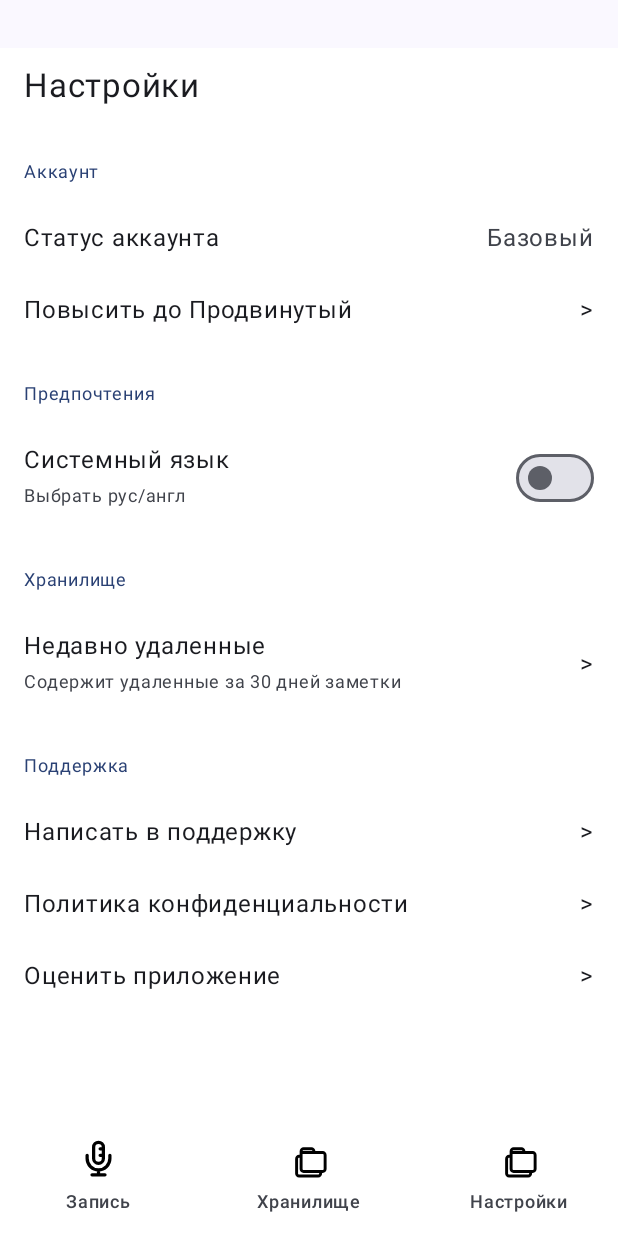
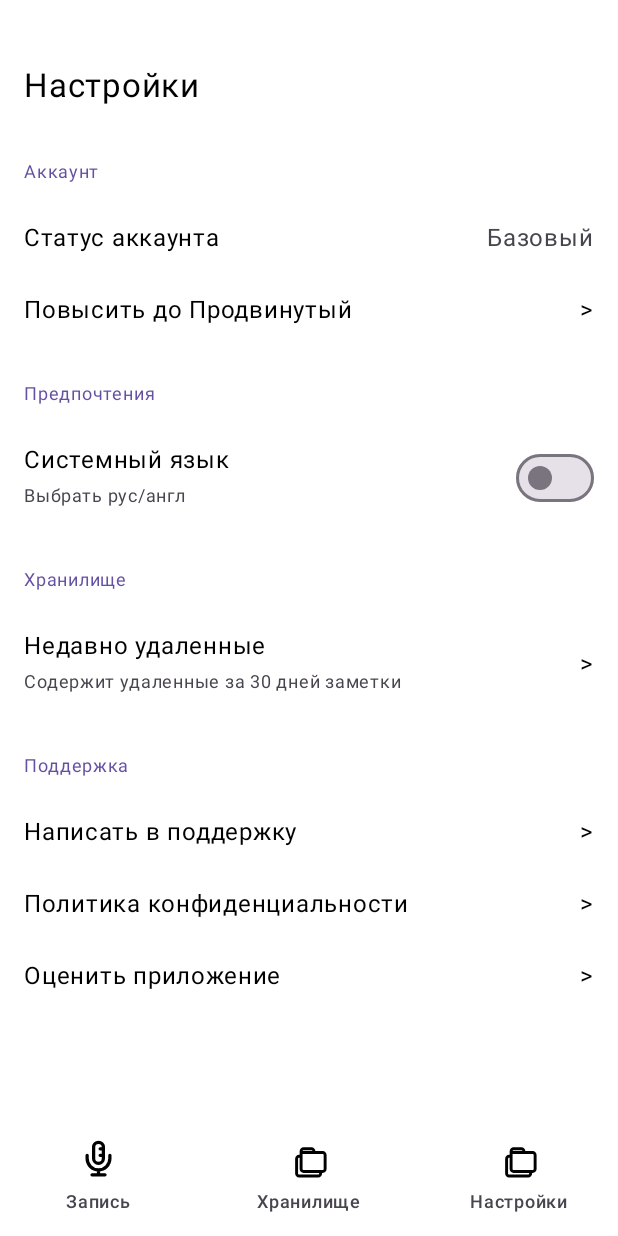
Before and after one commit to alexpop1010/RecordingAI, an Android app built with Jetpack Compose: the screen it shows after launch (MainActivity), item 3 of the bottom bar chosen, on a phone screen of 412 x 824 dp. Run offline under Robolectric (Android 15) with nearby library versions, the phone set to English and light mode, and no system bars.

```diff
--- a/app/src/main/java/com/tapp/recordingai/ui/theme/Theme.kt
+++ b/app/src/main/java/com/tapp/recordingai/ui/theme/Theme.kt
@@ -9,6 +9,7 @@ import androidx.compose.material3.dynamicDarkColorScheme
 import androidx.compose.material3.dynamicLightColorScheme
 import androidx.compose.material3.lightColorScheme
 import androidx.compose.runtime.Composable
+import androidx.compose.ui.graphics.Color
 import androidx.compose.ui.platform.LocalContext
 
 private val DarkColorScheme = darkColorScheme(
@@ -20,7 +21,11 @@ private val DarkColorScheme = darkColorScheme(
 private val LightColorScheme = lightColorScheme(
     primary = Purple40,
     secondary = PurpleGrey40,
-    tertiary = Pink40
+    tertiary = Pink40,
+    background = Color.White,
+    surface = Color.White,
+    onBackground = Color.Black,
+    onSurface = Color.Black
 
     /* Other default colors to override
     background = Color(0xFFFFFBFE),
@@ -37,7 +42,7 @@ private val LightColorScheme = lightColorScheme(
 fun RecordingAITheme(
     darkTheme: Boolean = isSystemInDarkTheme(),
     // Dynamic color is available on Android 12+
-    dynamicColor: Boolean = true,
+    dynamicColor: Boolean = false,
     content: @Composable () -> Unit
 ) {
     val colorScheme = when {
```
